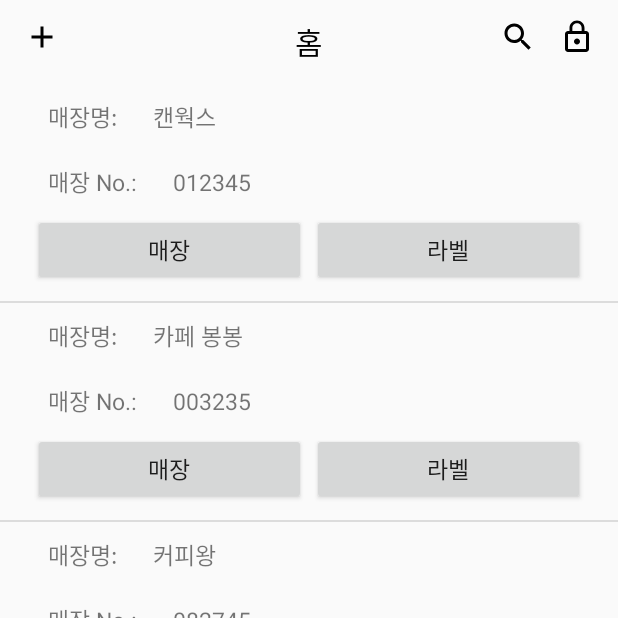
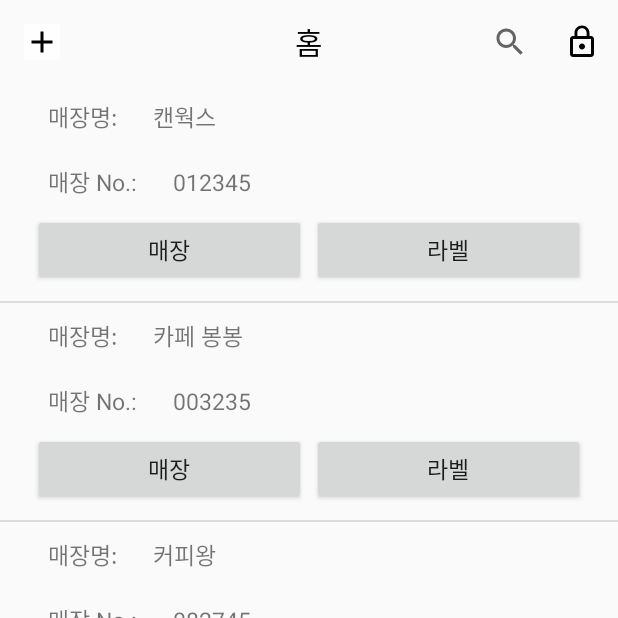
Before and after one commit to Tenykim1109/CPL-20162-Team5, an Android app: the Main screen opened directly, with no data from a screen before it, on a phone screen of 412 x 824 dp, the top half of it. Run offline under Robolectric (Android 15) with nearby library versions, the phone set to English and light mode, and no system bars.

Commit message:
검색 버튼 추가

```diff
--- a/CDP_Canworks/app/src/main/java/com/example/cdp_canworks/Main.java
+++ b/CDP_Canworks/app/src/main/java/com/example/cdp_canworks/Main.java
@@ -2,10 +2,14 @@ package com.example.cdp_canworks;
 
 import android.content.Intent;
 import android.os.Bundle;
+import android.view.Menu;
+import android.view.MenuInflater;
+import android.view.MenuItem;
 import android.view.View;
 import android.widget.AdapterView;
 import android.widget.ImageButton;
 import android.widget.ListView;
+import android.widget.SearchView;
 import android.widget.Toast;
 
 import androidx.appcompat.app.AppCompatActivity;
@@ -16,6 +20,7 @@ import java.util.ArrayList;
 public class Main extends AppCompatActivity implements AdapterView.OnItemClickListener {
 
     private long time;
+    ListView listView;
 
     @Override
     protected void onCreate(Bundle savedInstanceState) {
@@ -26,9 +31,10 @@ public class Main extends AppCompatActivity implements AdapterView.OnItemClickLi
         setSupportActionBar(tb);
         getSupportActionBar().setDisplayShowTitleEnabled(false);
 
-        ListView listView;
         ListViewAdapter adapter;
         ArrayList<ListViewItem> items = new ArrayList<ListViewItem>();
+        ArrayList<ListViewItem> copyItems = new ArrayList<ListViewItem>();
+        copyItems.addAll(items);
 
         adapter = new ListViewAdapter(this) ;
         listView = (ListView)findViewById(R.id.listview1);
@@ -39,19 +45,7 @@ public class Main extends AppCompatActivity implements AdapterView.OnItemClickLi
         adapter.addItem("카페 봉봉", "003235");
         adapter.addItem("커피왕", "082745");
 
-        ImageButton logout = (ImageButton)findViewById(R.id.logout);
         ImageButton create = (ImageButton)findViewById(R.id.create);
-
-        logout.setOnClickListener(new View.OnClickListener() {
-            @Override
-            public void onClick(View view) {
-                Intent intent = new Intent(Main.this, Login.class);
-                Toast.makeText(getApplicationContext(), "로그아웃 되었습니다.", Toast.LENGTH_SHORT).show();
-                startActivity(intent);
-                finish();
-            }
-        });
-
         create.setOnClickListener(new View.OnClickListener() {
             @Override
             public void onClick(View view) {
@@ -60,8 +54,45 @@ public class Main extends AppCompatActivity implements AdapterView.OnItemClickLi
             }
         });
 
+    }
 
+    @Override
+    public boolean onCreateOptionsMenu(Menu menu) {
+        MenuInflater inflater = getMenuInflater();
+        inflater.inflate(R.menu.toolbar_action, menu);
+        SearchView searchView = (SearchView)menu.findItem(R.id.action_search).getActionView();
+        searchView.setMaxWidth(Integer.MAX_VALUE);
+        searchView.setQueryHint("가게명으로 검색합니다.");
+        searchView.setOnQueryTextListener(queryTextListener);
+        return true;
     }
+
+    @Override
+    public boolean onOptionsItemSelected(MenuItem item) {
+        Intent intent;
+        switch (item.getItemId()) {
+            case R.id.real_logout:
+                intent = new Intent(Main.this, Login.class);
+                Toast.makeText(getApplicationContext(), "로그아웃 되었습니다.", Toast.LENGTH_SHORT).show();
+                startActivity(intent);
+                finish();
+        }
+        return false;
+    }
+
+    private SearchView.OnQueryTextListener queryTextListener = new SearchView.OnQueryTextListener() {
+        @Override
+        public boolean onQueryTextSubmit(String query) {
+            return false;
+        }
+
+        @Override
+        public boolean onQueryTextChange(String s) {
+
+            return false;
+        }
+    };
+
 
     @Override
     public void onItemClick(AdapterView<?> adapterView, View view, int i, long l) {
--- a/CDP_Canworks/app/src/main/res/layout/main.xml
+++ b/CDP_Canworks/app/src/main/res/layout/main.xml
@@ -9,52 +9,29 @@
 
     <androidx.appcompat.widget.Toolbar
         android:id="@+id/toolbar3"
-        android:minHeight="?attr/actionBarSize"
         android:layout_width="match_parent"
         android:layout_height="wrap_content"
-        app:titleTextColor="@android:color/white"
-        android:background="#00FFFFFF">
-
-        <RelativeLayout
-            android:layout_width="match_parent"
-            android:layout_height="match_parent"
-            android:layout_marginRight="15dp">
+        android:background="#00FFFFFF"
+        android:minHeight="?attr/actionBarSize"
+        app:titleTextColor="@android:color/white">
 
         <ImageButton
             android:id="@+id/create"
             android:layout_width="wrap_content"
             android:layout_height="wrap_content"
             android:src="@drawable/ic_add_black_24dp"
-            android:layout_alignParentLeft="true"
-            android:background="#00FFFFFF"/>
+            android:background="@color/white"/>
+
 
         <TextView
             android:id="@+id/toolbar_title3"
+            style="@style/TextAppearance.AppCompat.Widget.ActionBar.Title"
             android:layout_width="wrap_content"
             android:layout_height="wrap_content"
+            android:layout_gravity="center"
             android:text="홈"
-            android:textColor="#000000"
-            style="@style/TextAppearance.AppCompat.Widget.ActionBar.Title"
-            android:layout_centerInParent="true" />
+            android:textColor="#000000" />
 
-        <ImageButton
-            android:id="@+id/search"
-            android:layout_width="wrap_content"
-            android:layout_height="wrap_content"
-            android:layout_toLeftOf="@id/logout"
-            android:src="@drawable/ic_search_black_24dp"
-            android:layout_marginRight="5dp"
-            android:background="#00FFFFFF" />
-
-            <ImageButton
-                android:id="@+id/logout"
-                android:layout_width="wrap_content"
-                android:layout_height="wrap_content"
-                android:src="@drawable/ic_lock_outline_black_24dp"
-                android:background="#00FFFFFF"
-                android:layout_alignParentRight="true"
-                android:layout_marginLeft="10dp"/>
-    </RelativeLayout>
     </androidx.appcompat.widget.Toolbar>
 
     <ListView
--- /dev/null
+++ b/CDP_Canworks/app/src/main/res/menu/toolbar_action.xml
@@ -0,0 +1,18 @@
+<?xml version="1.0" encoding="utf-8"?>
+<menu xmlns:android="http://schemas.android.com/apk/res/android"
+    xmlns:app="http://schemas.android.com/apk/res-auto">
+
+    <item
+        android:id="@+id/action_search"
+        android:icon="@drawable/ic_search_black_24dp"
+        android:title="Search"
+        app:showAsAction="always"
+        app:actionViewClass="android.widget.SearchView" />
+
+    <item
+        android:id="@+id/real_logout"
+        android:icon="@drawable/ic_lock_outline_black_24dp"
+        app:showAsAction="ifRoom"
+        android:title="TODO" />
+
+</menu>
--- /dev/null
+++ b/CDP_Canworks/app/src/main/res/xml/searchable.xml
@@ -0,0 +1,5 @@
+<?xml version="1.0" encoding="utf-8"?>
+<searchable xmlns:android="http://schemas.android.com/apk/res/android"
+    android:label="검색">
+    <actionkey android:keycode="KEYCODE_CALL"/>
+</searchable>
```
Also changed, not shown: CDP_Canworks/app/src/main/AndroidManifest.xml (+8 -2 lines).
